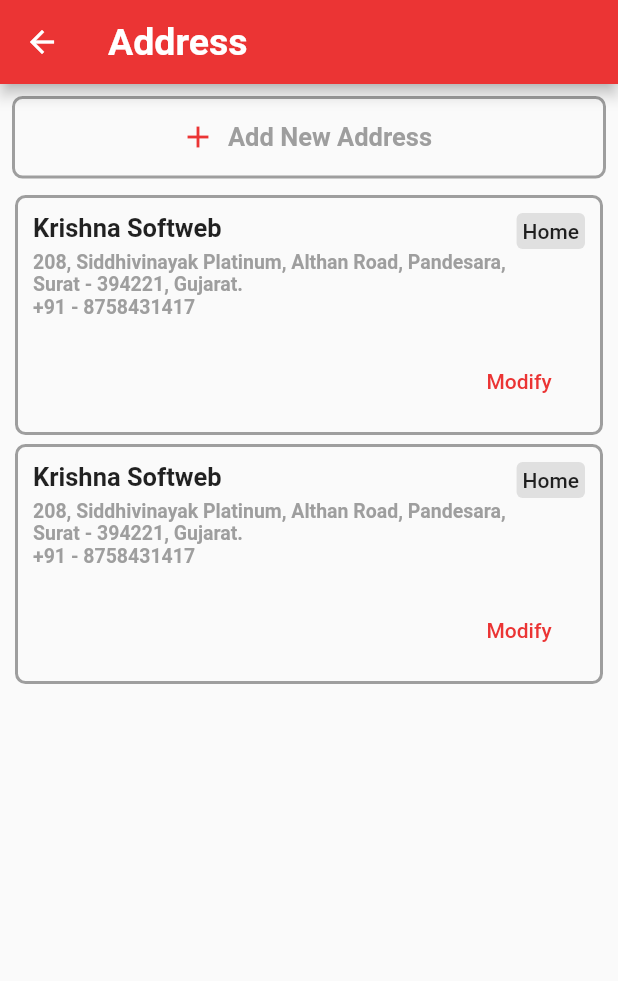
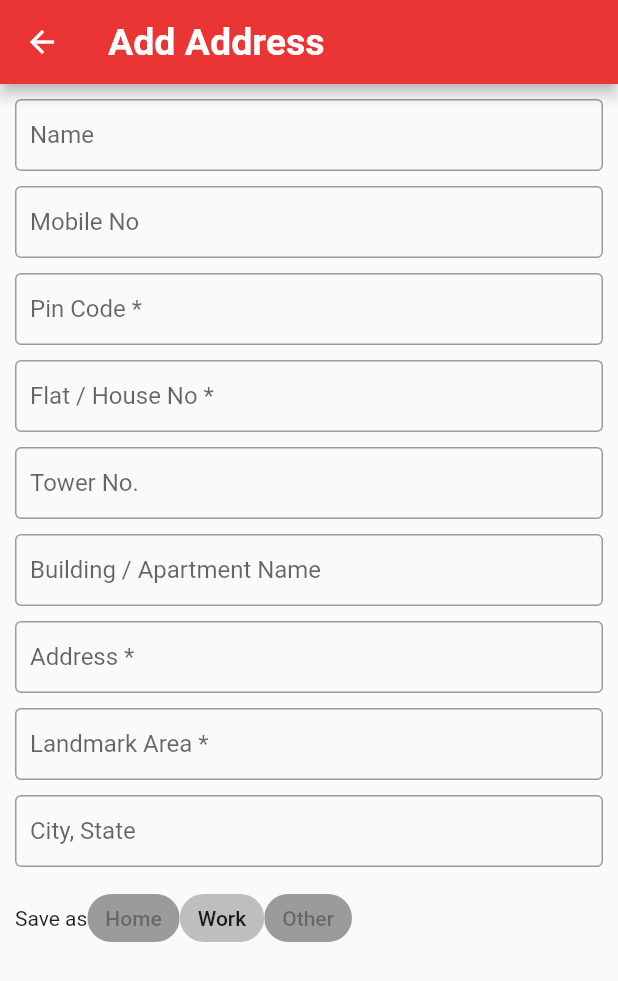
Before and after one commit to developerkrishnasoftweb/e_commerce, a Flutter app: the MyAddress screen opened directly, after a tap on "Add New Address", on a phone screen of 412 x 824 dp. Shown: the top 981 px of the screen. Run offline on Flutter 3.47's test engine with Material 2 defaults, Android fonts, the phone set to English and light mode, and no system bars; our stand-ins replace carousel_slider, flutter_screenutil; network calls fail.

Commit message:
20/02 Afternoon

```diff
--- /dev/null
+++ b/lib/Screens/add_address.dart
@@ -0,0 +1,72 @@
+import 'package:e_commerce/main.dart';
+import 'package:flutter/material.dart';
+
+class AddAddress extends StatefulWidget {
+  @override
+  _AddAddressState createState() => _AddAddressState();
+}
+
+class _AddAddressState extends State<AddAddress> {
+  @override
+  Widget build(BuildContext context) {
+    return Scaffold(
+      appBar: AppBar(
+          title: Text("Add Address",
+              style: TextStyle(fontSize: 25, fontWeight: FontWeight.bold)),
+          automaticallyImplyLeading: true),
+      body: SingleChildScrollView(
+        padding: EdgeInsets.all(10),
+        child: Column(
+          children: [
+            input(hintText: "Name"),
+            input(hintText: "Mobile No"),
+            input(hintText: "Pin Code *"),
+            input(hintText: "Flat / House No *"),
+            input(hintText: "Tower No."),
+            input(hintText: "Building / Apartment Name"),
+            input(hintText: "Address *"),
+            input(hintText: "Landmark Area *"),
+            input(hintText: "City, State"),
+            Row(children: [
+              Text("Save as"),
+              ChoiceChip(label: Text("Home"), selected: false),
+              ChoiceChip(label: Text("Work"), selected: true, onSelected: (value) {
+                print(value);
+              },),
+              ChoiceChip(label: Text("Other"), selected: false),
+            ],)
+          ],
+        ),
+      ),
+    );
+  }
+
+  Widget input(
+      {String hintText,
+      TextEditingController controller,
+      ValueChanged<String> onChanged,
+      VoidCallback onEditingComplete, TextInputAction textInputAction, TextInputType keyboardType, bool readOnly : false}) {
+    return Container(
+      margin: EdgeInsets.only(bottom: 10),
+      child: TextField(
+        controller: controller,
+        onChanged: onChanged,
+        onEditingComplete: onEditingComplete,
+        textInputAction: textInputAction ?? TextInputAction.next,
+        keyboardType: keyboardType,
+        readOnly: readOnly,
+        style: TextStyle(fontSize: 16),
+        decoration: InputDecoration(
+          border: OutlineInputBorder(
+            borderRadius: BorderRadius.circular(4),
+            borderSide: BorderSide(color: Colors.grey),
+          ),
+          contentPadding: EdgeInsets.symmetric(vertical: 7, horizontal: 10),
+          hintText: hintText,
+          hintStyle: TextStyle(fontSize: 16),
+        ),
+        cursorColor: Myapp.primaryColor,
+      ),
+    );
+  }
+}
--- a/lib/Screens/my_addresses.dart
+++ b/lib/Screens/my_addresses.dart
@@ -1,3 +1,4 @@
+import 'package:e_commerce/Screens/add_address.dart';
 import 'package:e_commerce/main.dart';
 import 'package:flutter/cupertino.dart';
 import 'package:flutter/material.dart';
@@ -22,7 +23,8 @@ class _MyAddressState extends State<MyAddress> {
             padding: const EdgeInsets.all(8.0),
             child: FlatButton.icon(
                 minWidth: double.infinity,
-                onPressed: () {},
+                onPressed: () => Navigator.push(context,
+                    MaterialPageRoute(builder: (context) => AddAddress())),
                 height: 55,
                 shape: RoundedRectangleBorder(
                     borderRadius: BorderRadius.circular(7),
@@ -70,7 +72,10 @@ class _MyAddressState extends State<MyAddress> {
                                   style: TextStyle(
                                       fontWeight: FontWeight.bold,
                                       fontSize: 13,
-                                      color: Colors.grey), maxLines: 3, overflow: TextOverflow.ellipsis,),
+                                      color: Colors.grey),
+                                  maxLines: 3,
+                                  overflow: TextOverflow.ellipsis,
+                                ),
                                 Text("+91 - 8758431417",
                                     style: TextStyle(
                                         fontWeight: FontWeight.bold,
```
